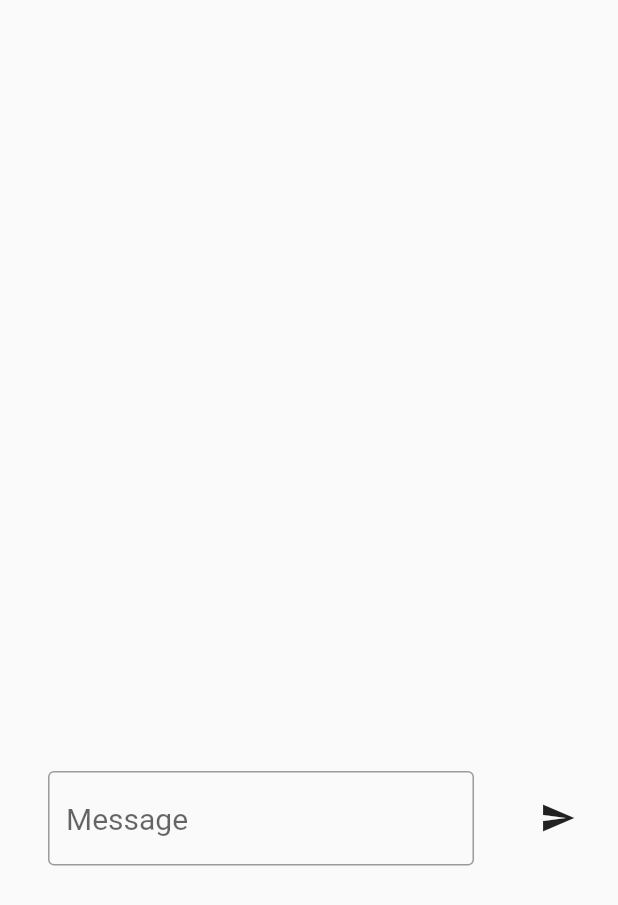
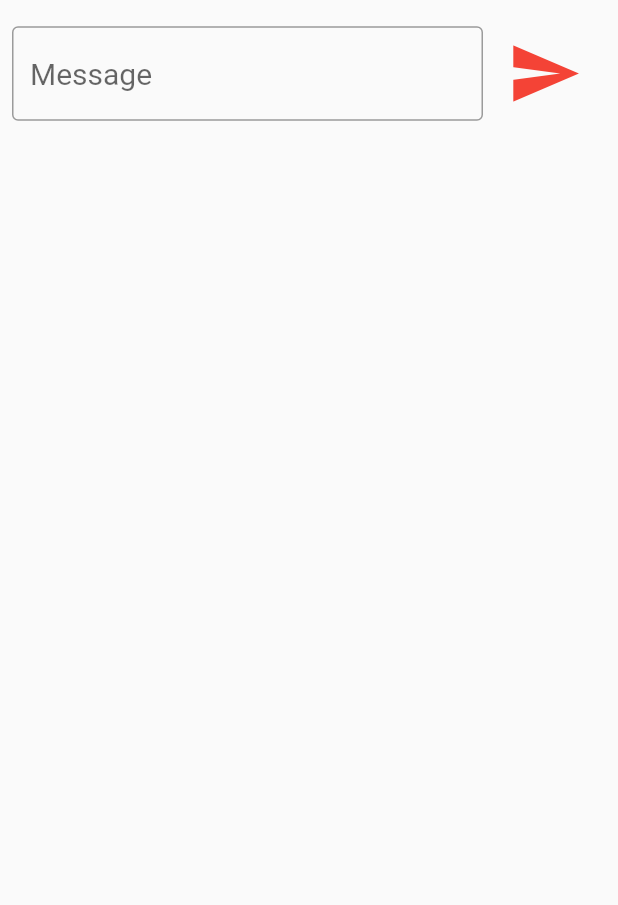
Before and after one commit to Gendalf4ever/Chat, a Flutter app: the screen it shows after launch, after a tap on "Enter", on a phone screen of 412 x 824 dp. Shown: the top 905 px of the screen. Run offline on Flutter 3.47's test engine with Material 2 defaults, Android fonts, the phone set to English and light mode, and no system bars; network calls fail.

Commit message:
bigger button

```diff
--- a/lib/Views/chat.dart
+++ b/lib/Views/chat.dart
@@ -36,7 +36,7 @@ body: Container(
               Expanded(
                   child: Container(
                     //padding: EdgeInsets.symmetric(horizontal: 24, vertical: 16),
-                    padding: EdgeInsets.symmetric(horizontal: 24, vertical: 506),
+                    //padding: EdgeInsets.symmetric(horizontal: 24, vertical: 506),
                      child: TextField(
                   controller: inputcontroller,
                   decoration: InputDecoration(
@@ -44,15 +44,15 @@ body: Container(
                     hintText: 'Message',
                   ),
                   style: TextStyle(fontSize: 20),
-                  //textAlign: TextAlign.end,
                 ),
                    )
-               //)
               ),
               Padding(
                 padding: const EdgeInsets.all(8.0),
                 child: IconButton(
                   icon: Icon(Icons.send),
+                  iconSize: 50.0,
+                  color: Colors.red,
                 onPressed: (){
                     setState(() {
                        messageList.add(value + ':' + inputcontroller.text);
```
